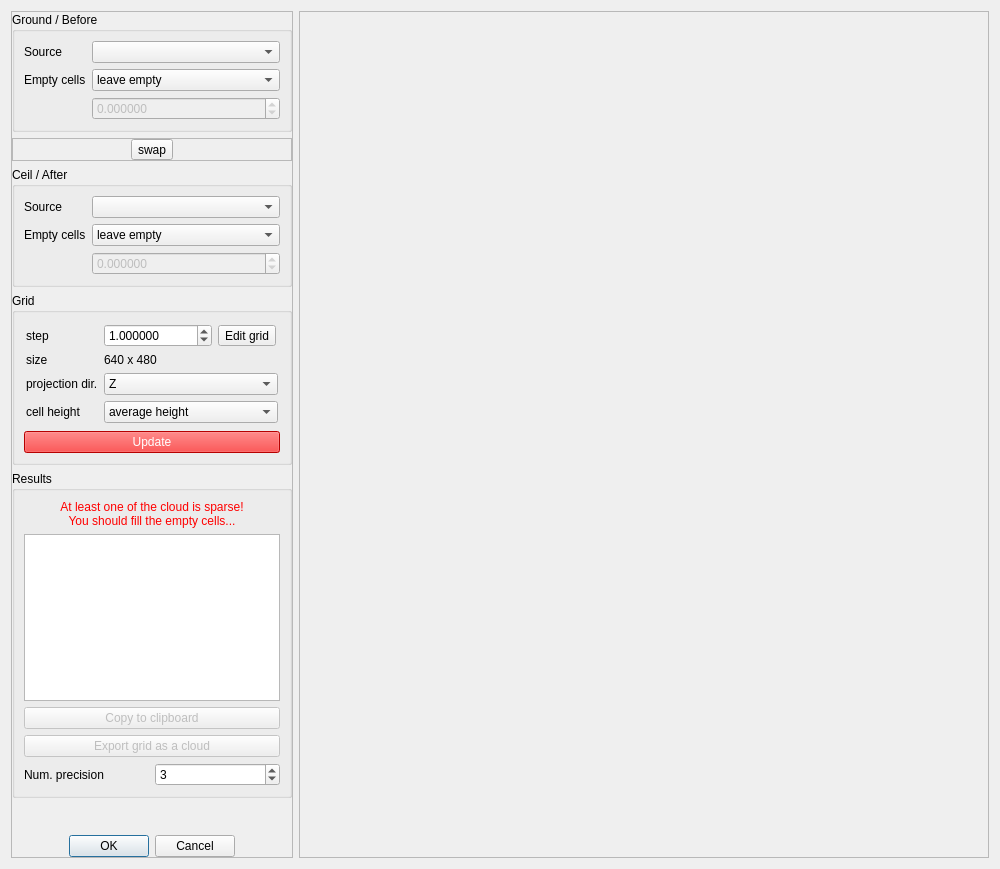
CloudCompare/CloudCompare, file qCC/ui_templates/volumeCalcDlg.ui: the form before one commit.
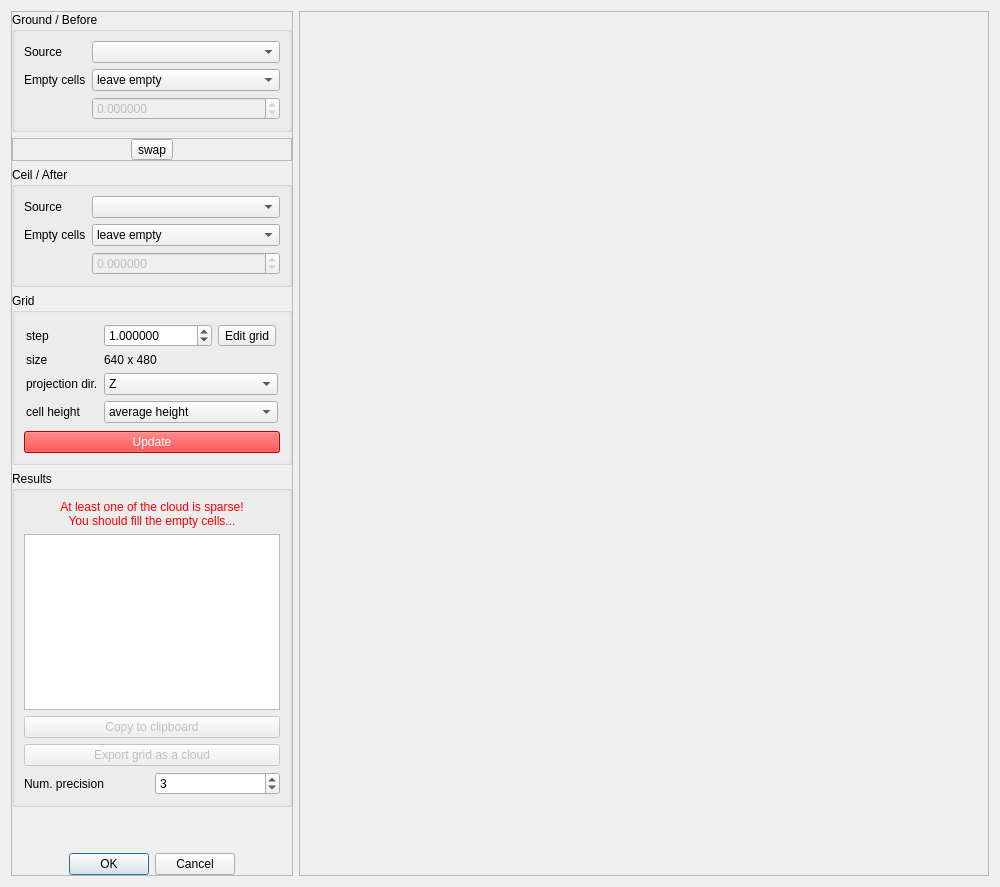
The form after the commit. Icons and pictures are not drawn.

```diff
--- a/qCC/ui_templates/volumeCalcDlg.ui
+++ b/qCC/ui_templates/volumeCalcDlg.ui
@@ -7,7 +7,7 @@
     <x>0</x>
     <y>0</y>
     <width>1000</width>
-    <height>869</height>
+    <height>887</height>
    </rect>
   </property>
   <property name="sizePolicy">
```
Left out of the diff: 8 changed lines with no effect on the pictures.
